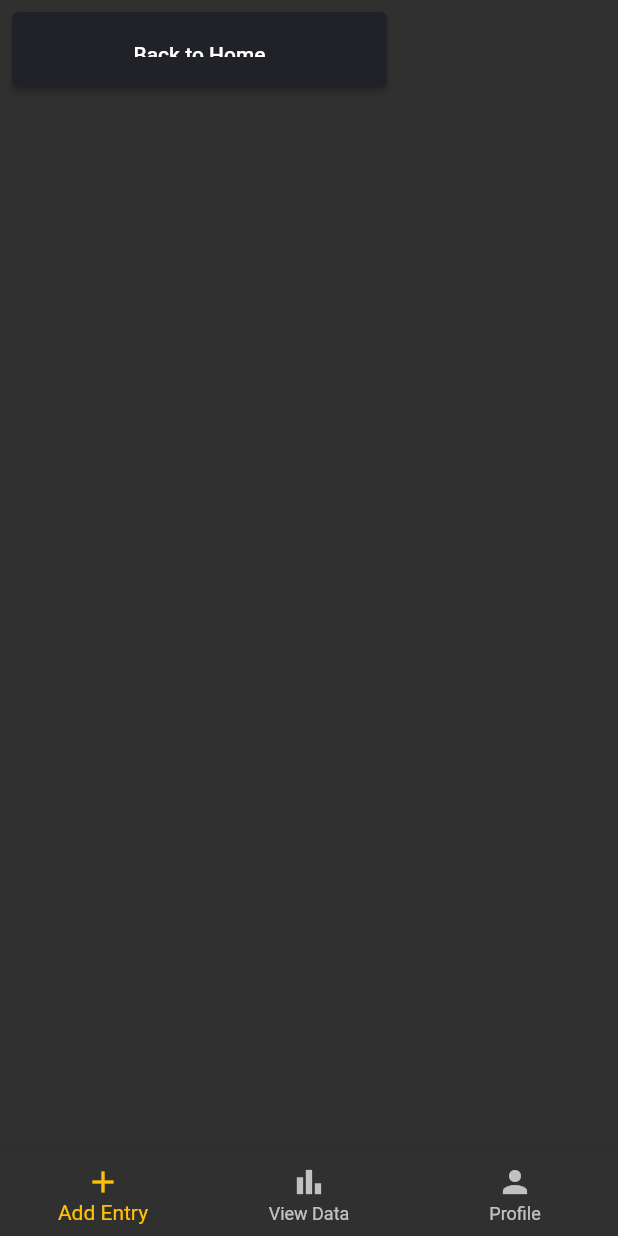
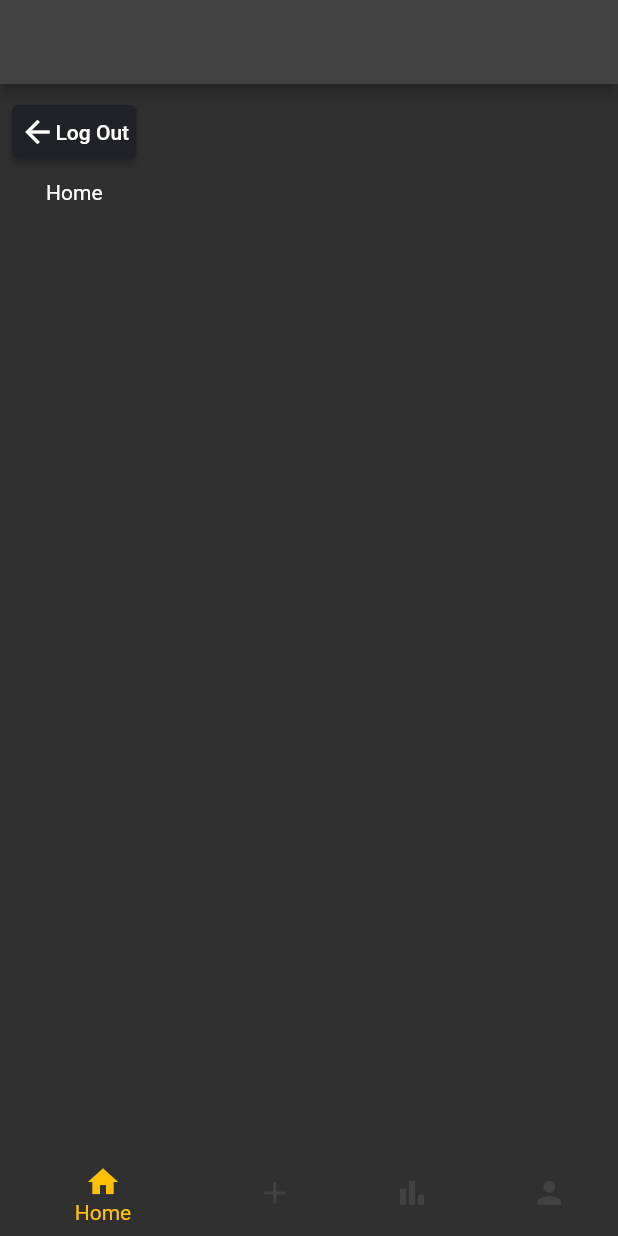
Before and after one commit to dompetriella/weighpoints, a Flutter app: the Account screen opened by its route, on a phone screen of 412 x 824 dp. Run offline on Flutter 3.47's test engine with Material 2 defaults, Android fonts, the phone set to English and light mode, and no system bars; our stand-ins replace go_router, google_fonts.

Commit message:
added account page and sub pages

```diff
--- a/lib/account.dart
+++ b/lib/account.dart
@@ -1,21 +1,50 @@
-import 'theme.dart';
+import '../theme.dart';
 import 'package:flutter/material.dart';
 import 'package:go_router/go_router.dart';
+import 'account_pages/add_entry.dart';
+import 'account_pages/home.dart';
+import 'account_pages/profile.dart';
+import 'account_pages/data_view.dart';
 
 class Account extends StatefulWidget {
   const Account({ Key? key }) : super(key: key);
+
 
   @override
   State<Account> createState() => _AccountState();
 }
 
 class _AccountState extends State<Account> {
+
+  int _selectedIndex = 0;
+
+  List<Widget> accountPages = [
+    Home(),
+    AddEntry(),
+    DataView(),
+    Profile()
+  ];
+
+  void _onItemTapped(int index) {
+    setState(() {
+      _selectedIndex = index;
+    });
+  }
+
   @override
   Widget build(BuildContext context) {
-    return Scaffold(
-      bottomNavigationBar: BottomNavigationBar(
+    return SafeArea(
+      child: Scaffold(
+        appBar: AppBar(
+        ),
+        bottomNavigationBar: BottomNavigationBar(
         selectedItemColor: Colors.amber,
         items: const <BottomNavigationBarItem>[
+
+          BottomNavigationBarItem(
+            icon: Icon(Icons.home),
+            label: 'Home'
+          ),
 
           BottomNavigationBarItem(
             icon: Icon(Icons.add),
@@ -31,21 +60,37 @@ class _AccountState extends State<Account> {
             icon: Icon(Icons.person),
             label: 'Profile'
           ),
-        ]
-      ),
+        ],
 
-      body: Padding(
-        padding: const EdgeInsets.all(8.0),
-        child: ElevatedButton(
-          onPressed: () => context.goNamed('home'),
-          style: ElevatedButton.styleFrom(
-            primary: WPTheme.black,
-            padding: EdgeInsets.all(20),
-            fixedSize: Size(250.0, 50.0)
-          ),
-          child: Container(
-            child: Text('Back to Home'),
-          ),
+        currentIndex: _selectedIndex,
+        onTap: _onItemTapped
+
+        ),
+        body: Column(
+          children: [
+            Padding(
+              padding: const EdgeInsets.all(8.0),
+              child: ElevatedButton(
+                onPressed: () => context.goNamed('landing'),
+                style: ElevatedButton.styleFrom(
+                  primary: WPTheme.black,
+                  padding: EdgeInsets.all(5),
+                ),
+                child: Row(
+                  mainAxisAlignment: MainAxisAlignment.start,
+                  mainAxisSize: MainAxisSize.min,
+                  children: const [
+                    Icon(Icons.arrow_back),
+                    Text("Log Out")
+                  ],
+                ),
+              ),
+            ),
+
+            Expanded(
+              child: accountPages[_selectedIndex]
+            ),
+          ],
         ),
       ),
     );
--- /dev/null
+++ b/lib/account_pages/home.dart
@@ -0,0 +1,18 @@
+import '../theme.dart';
+import 'package:flutter/material.dart';
+
+class Home extends StatefulWidget {
+  const Home({ Key? key }) : super(key: key);
+
+  @override
+  State<Home> createState() => _HomeState();
+}
+
+class _HomeState extends State<Home> {
+  @override
+  Widget build(BuildContext context) {
+    return Container(
+      child: Text('Home')
+    );
+  }
+}
--- a/lib/main.dart
+++ b/lib/main.dart
@@ -1,6 +1,6 @@
 import 'package:flutter/material.dart';
 import 'package:go_router/go_router.dart';
-import 'home.dart';
+import 'landing.dart';
 import 'account.dart';
 
 void main() {
@@ -17,9 +17,9 @@ class MyApp extends StatelessWidget {
     final _router = GoRouter(
       routes: [
         GoRoute(
-          name: 'home',
+          name: 'landing',
           path: '/',
-          builder: (context, state) => const HomePage(title: 'WeighPoints Home')
+          builder: (context, state) => const LandingPage(title: 'WeighPoints Home')
         ),
 
         GoRoute(
```
Also changed, not shown: lib/account_pages/add_entry.dart (added, +21 -0 lines), lib/account_pages/data_view.dart (added, +19 -0 lines), lib/account_pages/profile.dart (added, +18 -0 lines), lib/landing.dart (renamed from lib/home.dart, +8 -22 lines), lib/login.dart (deleted).
